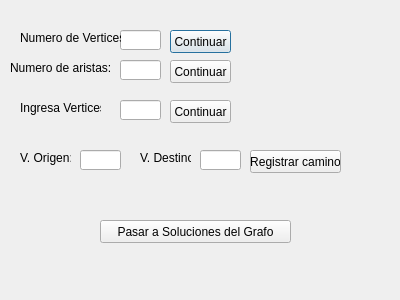
Old version of the form ingresar.ui in the repository RobertoCarlosGonzalez/ResolucionDeGrafos.
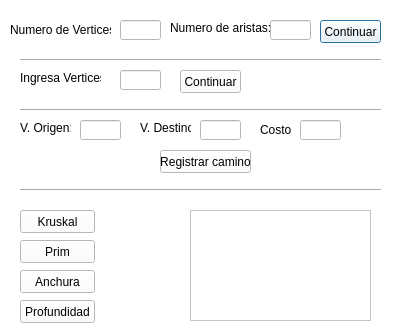
New version of the form.

```diff
--- a/ingresar.ui
+++ b/ingresar.ui
@@ -7,17 +7,20 @@
     <x>0</x>
     <y>0</y>
     <width>400</width>
-    <height>300</height>
+    <height>335</height>
    </rect>
   </property>
   <property name="windowTitle">
    <string>Dialog</string>
   </property>
+  <property name="styleSheet">
+   <string notr="true">background: white;</string>
+  </property>
   <widget class="QLineEdit" name="Vertices_LineEdit">
    <property name="geometry">
     <rect>
      <x>120</x>
-     <y>30</y>
+     <y>20</y>
      <width>41</width>
      <height>20</height>
     </rect>
@@ -26,34 +29,21 @@
   <widget class="QLabel" name="Numero_V_label">
    <property name="geometry">
     <rect>
-     <x>20</x>
-     <y>30</y>
+     <x>10</x>
+     <y>20</y>
      <width>101</width>
-     <height>16</height>
+     <height>20</height>
     </rect>
    </property>
    <property name="text">
     <string>Numero de Vertices:</string>
    </property>
   </widget>
-  <widget class="QPushButton" name="Vertices_Submit">
-   <property name="geometry">
-    <rect>
-     <x>170</x>
-     <y>30</y>
-     <width>61</width>
-     <height>23</height>
-    </rect>
-   </property>
-   <property name="text">
-    <string>Continuar</string>
-   </property>
-  </widget>
   <widget class="QLabel" name="Aristas_label">
    <property name="geometry">
     <rect>
-     <x>10</x>
-     <y>60</y>
+     <x>170</x>
+     <y>20</y>
      <width>101</width>
      <height>16</height>
     </rect>
@@ -65,8 +55,8 @@
   <widget class="QLineEdit" name="Aristas_textEdit">
    <property name="geometry">
     <rect>
-     <x>120</x>
-     <y>60</y>
+     <x>270</x>
+     <y>20</y>
      <width>41</width>
      <height>20</height>
     </rect>
@@ -75,8 +65,8 @@
   <widget class="QPushButton" name="Aristas_Submit">
    <property name="geometry">
     <rect>
-     <x>170</x>
-     <y>60</y>
+     <x>320</x>
+     <y>20</y>
      <width>61</width>
      <height>23</height>
     </rect>
@@ -89,7 +79,7 @@
    <property name="geometry">
     <rect>
      <x>20</x>
-     <y>100</y>
+     <y>70</y>
      <width>81</width>
      <height>16</height>
     </rect>
@@ -101,8 +91,8 @@
   <widget class="QPushButton" name="Ingresar_V_submit">
    <property name="geometry">
     <rect>
-     <x>170</x>
-     <y>100</y>
+     <x>180</x>
+     <y>70</y>
      <width>61</width>
      <height>23</height>
     </rect>
@@ -115,7 +105,7 @@
    <property name="geometry">
     <rect>
      <x>20</x>
-     <y>150</y>
+     <y>120</y>
      <width>51</width>
      <height>16</height>
     </rect>
@@ -128,7 +118,7 @@
    <property name="geometry">
     <rect>
      <x>140</x>
-     <y>150</y>
+     <y>120</y>
      <width>51</width>
      <height>16</height>
     </rect>
@@ -141,7 +131,7 @@
    <property name="geometry">
     <rect>
      <x>80</x>
-     <y>150</y>
+     <y>120</y>
      <width>41</width>
      <height>20</height>
     </rect>
@@ -151,7 +141,7 @@
    <property name="geometry">
     <rect>
      <x>200</x>
-     <y>150</y>
+     <y>120</y>
      <width>41</width>
      <height>20</height>
     </rect>
@@ -160,7 +150,7 @@
   <widget class="QPushButton" name="Registrar_camino_submit">
    <property name="geometry">
     <rect>
-     <x>250</x>
+     <x>160</x>
      <y>150</y>
      <width>91</width>
      <height>23</height>
@@ -170,29 +160,140 @@
     <string>Registrar camino</string>
    </property>
   </widget>
-  <widget class="QPushButton" name="Go_to_solution">
-   <property name="geometry">
-    <rect>
-     <x>100</x>
-     <y>220</y>
-     <width>191</width>
-     <height>23</height>
-    </rect>
-   </property>
-   <property name="text">
-    <string>Pasar a Soluciones del Grafo</string>
-   </property>
-  </widget>
-  <widget class="QLineEdit" name="Ingresa_V_LineEdit">
+  <widget class="QLineEdit" name="Ingresa_Vertices_LineEdit">
    <property name="geometry">
     <rect>
      <x>120</x>
+     <y>70</y>
+     <width>41</width>
+     <height>20</height>
+    </rect>
+   </property>
+  </widget>
+  <widget class="QLabel" name="label">
+   <property name="geometry">
+    <rect>
+     <x>260</x>
+     <y>120</y>
+     <width>31</width>
+     <height>20</height>
+    </rect>
+   </property>
+   <property name="text">
+    <string>Costo:</string>
+   </property>
+  </widget>
+  <widget class="Line" name="line">
+   <property name="geometry">
+    <rect>
+     <x>20</x>
+     <y>50</y>
+     <width>361</width>
+     <height>20</height>
+    </rect>
+   </property>
+   <property name="orientation">
+    <enum>Qt::Horizontal</enum>
+   </property>
+  </widget>
+  <widget class="Line" name="line_2">
+   <property name="geometry">
+    <rect>
+     <x>20</x>
      <y>100</y>
+     <width>361</width>
+     <height>20</height>
+    </rect>
+   </property>
+   <property name="orientation">
+    <enum>Qt::Horizontal</enum>
+   </property>
+  </widget>
+  <widget class="Line" name="line_3">
+   <property name="geometry">
+    <rect>
+     <x>20</x>
+     <y>180</y>
+     <width>361</width>
+     <height>20</height>
+    </rect>
+   </property>
+   <property name="orientation">
+    <enum>Qt::Horizontal</enum>
+   </property>
+  </widget>
+  <widget class="QLineEdit" name="costo_lineEdit">
+   <property name="geometry">
+    <rect>
+     <x>300</x>
+     <y>120</y>
      <width>41</width>
      <height>20</height>
     </rect>
    </property>
   </widget>
+  <widget class="QPlainTextEdit" name="Respuesta">
+   <property name="geometry">
+    <rect>
+     <x>190</x>
+     <y>210</y>
+     <width>181</width>
+     <height>111</height>
+    </rect>
+   </property>
+  </widget>
+  <widget class="QPushButton" name="kruskal_pushButton">
+   <property name="geometry">
+    <rect>
+     <x>20</x>
+     <y>210</y>
+     <width>75</width>
+     <height>23</height>
+    </rect>
+   </property>
+   <property name="text">
+    <string>Kruskal</string>
+   </property>
+  </widget>
+  <widget class="QPushButton" name="prim_pushButton">
+   <property name="geometry">
+    <rect>
+     <x>20</x>
+     <y>240</y>
+     <width>75</width>
+     <height>23</height>
+    </rect>
+   </property>
+   <property name="text">
+    <string>Prim</string>
+   </property>
+  </widget>
+  <widget class="QPushButton" name="anchura_pushButton">
+   <property name="geometry">
+    <rect>
+     <x>20</x>
+     <y>270</y>
+     <width>75</width>
+     <height>23</height>
+    </rect>
+   </property>
+   <property name="text">
+    <string>Anchura</string>
+   </property>
+  </widget>
+  <widget class="QPushButton" name="profundidad_pushButton">
+   <property name="geometry">
+    <rect>
+     <x>20</x>
+     <y>300</y>
+     <width>75</width>
+     <height>23</height>
+    </rect>
+   </property>
+   <property name="text">
+    <string>Profundidad</string>
+   </property>
+  </widget>
  </widget>
  <resources/>
  <connections>
```
Left out of the diff: 197 changed lines with no effect on the pictures.
